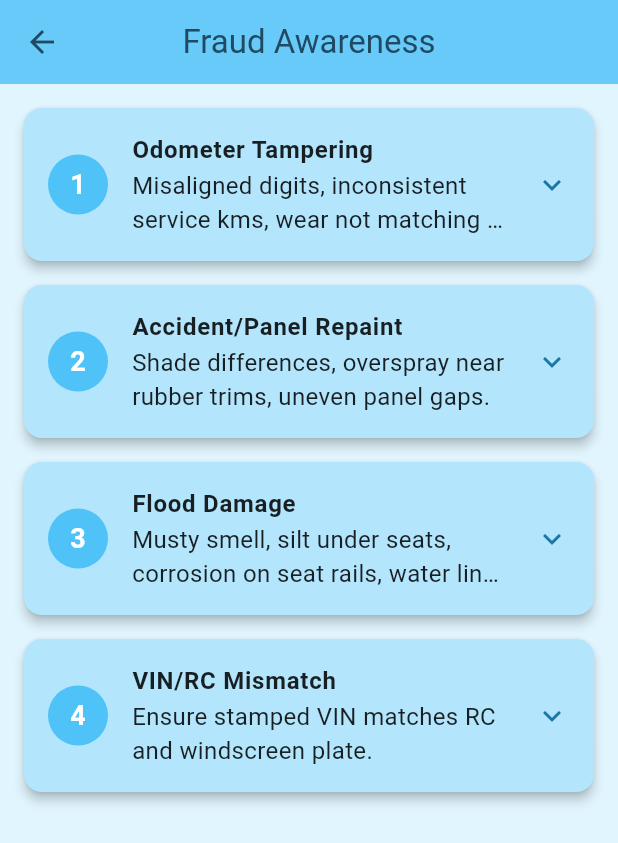
After one commit to Mugil-an/carcheckmate, a Flutter app: the HomeScreen screen opened by its route, after a tap on "Go to Fraud Awareness", on a phone screen of 412 x 824 dp. The commit adds this screen. Shown: the top 843 px of the screen. Run offline on Flutter 3.47's test engine with Material 3 defaults, Android fonts, the phone set to English and light mode, and no system bars; our stand-ins replace firebase_auth, firebase_core, flutter_bloc, get_it; missing offline and left inert: google_mlkit_text_recognition; accounts and stored records are empty; generated files the repository leaves out were written again.

Commit message:
feat : added fraudawareness ui

```diff
--- a/lib/app/app.dart
+++ b/lib/app/app.dart
@@ -9,9 +9,10 @@ class App extends StatelessWidget {
   Widget build(BuildContext context) {
     return MaterialApp(
       title: "Auth App",
-      theme: appTheme, // from theme.dart
+      theme: appTheme,// from theme.dart
       initialRoute: '/login',
       onGenerateRoute: AppRouter.generateRoute,
+      debugShowCheckedModeBanner: false,
     );
   }
 }
--- a/lib/app/router.dart
+++ b/lib/app/router.dart
@@ -4,6 +4,7 @@ import '../presentation/screens/auth/register_screen.dart';
 import '../presentation/screens/auth/email_verification_screen.dart';
 import '../presentation/screens/auth/forgot_password_screen.dart';
 import '../presentation/screens/home/home_screen.dart';
+import '../presentation/screens/fraud_awareness_screen.dart';
 
 class AppRouter {
   static Route<dynamic> generateRoute(RouteSettings settings) {
@@ -18,6 +19,8 @@ class AppRouter {
         return MaterialPageRoute(builder: (_) => ForgotPasswordScreen());
       case '/home':
         return MaterialPageRoute(builder: (_) => HomeScreen());
+      case '/fraud-awareness': // ✅ new route added
+        return MaterialPageRoute(builder: (_) => FraudAwarenessScreen());
       default:
         return MaterialPageRoute(
           builder: (_) => Scaffold(
--- a/lib/main.dart
+++ b/lib/main.dart
@@ -1,6 +1,7 @@
 import 'package:flutter/material.dart';
 import 'package:flutter_bloc/flutter_bloc.dart';
 import 'package:firebase_core/firebase_core.dart';
+import 'package:flutter_google_auth_demo/firebase_options.dart';
 
 import 'app/app.dart';
 import 'injection.dart';
@@ -8,7 +9,7 @@ import 'logic/auth/auth_bloc.dart';
 
 void main() async {
   WidgetsFlutterBinding.ensureInitialized();
-  await Firebase.initializeApp(); // make sure Firebase is set up properly
+  await Firebase.initializeApp(options: DefaultFirebaseOptions.currentPlatform); // make sure Firebase is set up properly
   init(); // setup dependency injection
   runApp(const MyApp());
 }
--- /dev/null
+++ b/lib/presentation/screens/fraud_awareness_screen.dart
@@ -0,0 +1,205 @@
+import 'package:flutter/material.dart';
+
+// --- Data Model for Content ---
+class FraudContent {
+  final String title;
+  final String briefDescription;
+  final String fullDescription;
+  final IconData icon;
+
+  const FraudContent({
+    required this.title,
+    required this.briefDescription,
+    required this.fullDescription,
+    required this.icon,
+  });
+}
+
+// --- Stateful Screen to manage selection ---
+class FraudAwarenessScreen extends StatefulWidget {
+  const FraudAwarenessScreen({super.key});
+
+  @override
+  State<FraudAwarenessScreen> createState() => _FraudAwarenessScreenState();
+}
+
+class _FraudAwarenessScreenState extends State<FraudAwarenessScreen> {
+  // Define the list of all content items
+  final List<FraudContent> contents = const [
+    FraudContent(
+      title: "Odometer Tampering",
+      briefDescription: "Misaligned digits, inconsistent service kms, wear not matching the mileage.",
+      fullDescription: "This refers to the illegal practice of rolling back a vehicle's odometer to display a lower mileage. Look for misaligned digits on older mechanical odometers, inconsistencies between current mileage and service records, and excessive wear on the steering wheel or pedals that doesn't match the low mileage reading.",
+      icon: Icons.shield_outlined,
+    ),
+    FraudContent(
+      title: "Accident/Panel Repaint",
+      briefDescription: "Shade differences, overspray near rubber trims, uneven panel gaps.",
+      fullDescription: "Inspect the vehicle closely for signs of undisclosed accident repair. Indicators include shade differences between body panels, paint overspray visible on rubber trims or plastic parts, and inconsistent or wide gaps between fenders, doors, and hood/trunk. Use a paint thickness gauge if possible.",
+      icon: Icons.shield_outlined,
+    ),
+    FraudContent(
+      title: "Flood Damage",
+      briefDescription: "Musty smell, silt under seats, corrosion on seat rails, water lines in boot.",
+      fullDescription: "Hidden water damage can lead to electrical failure and extensive rust. Check for a persistent musty smell, silt or mud residue in hard-to-clean areas (like under seats or in the trunk), and corrosion on unexposed metal components like seat mounting rails.",
+      icon: Icons.shield_outlined,
+    ),
+    FraudContent(
+      title: "VIN/RC Mismatch",
+      briefDescription: "Ensure stamped VIN matches RC and windscreen plate.",
+      fullDescription: "The Vehicle Identification Number (VIN) must match across all documents and physical stamps. Verify the VIN on the chassis, the windscreen plate, and the Registration Certificate (RC). A mismatch suggests the car may be stolen or illegally modified.",
+      icon: Icons.shield_outlined,
+    ),
+  ];
+
+  // State variable to hold the index of the currently selected/expanded content
+  int? _selectedIndex;
+
+  // Function to handle card tap: toggle the selected index
+  void _selectContent(int index) {
+    setState(() {
+      _selectedIndex = _selectedIndex == index ? null : index;
+    });
+  }
+
+  @override
+  Widget build(BuildContext context) {
+    // --- RESTORING ORIGINAL COLORS ---
+    const Color appBarBgColor = Color.fromARGB(255, 105, 208, 255);
+    final Color? scaffoldBgColor = Colors.lightBlue[50];
+    final Color? cardBgColor = Colors.lightBlue[100];
+    const Color accentColor = Color.fromARGB(255, 27, 117, 165); // Dark Blue Accent
+    const Color darkText = Colors.black87;
+
+    return Scaffold(
+      backgroundColor: scaffoldBgColor,
+      appBar: AppBar(
+        title: const Text("Fraud Awareness"),
+        backgroundColor: appBarBgColor,
+        foregroundColor: const Color.fromARGB(255, 32, 74, 97),
+        elevation: 1,
+      ),
+      body: ListView.builder(
+        padding: const EdgeInsets.symmetric(vertical: 8.0),
+        itemCount: contents.length,
+        itemBuilder: (context, index) {
+          final content = contents[index];
+          return AccordionFraudCard(
+            content: content,
+            index: index, // Pass the index here
+            onTap: _selectContent,
+            isExpanded: index == _selectedIndex,
+            accentColor: accentColor,
+            cardColor: cardBgColor,
+            darkText: darkText,
+          );
+        },
+      ),
+    );
+  }
+}
+
+// --- Reusable Accordion Fraud Card Widget ---
+class AccordionFraudCard extends StatelessWidget {
+  final FraudContent content;
+  final int index; // Now receiving the index
+  final ValueSetter<int> onTap;
+  final bool isExpanded;
+  final Color accentColor;
+  final Color? cardColor;
+  final Color darkText;
+
+  const AccordionFraudCard({
+    super.key,
+    required this.content,
+    required this.index,
+    required this.onTap,
+    required this.isExpanded,
+    required this.accentColor,
+    required this.cardColor,
+    required this.darkText,
+  });
+
+  @override
+  Widget build(BuildContext context) {
+    // A slightly darker light blue for the badge background
+    final Color badgeBgColor = Colors.lightBlue.shade300;
+
+    return Card(
+      margin: const EdgeInsets.symmetric(horizontal: 16, vertical: 8),
+      elevation: 3,
+      color: cardColor,
+      shape: RoundedRectangleBorder(
+        borderRadius: BorderRadius.circular(12),
+        side: isExpanded
+            ? BorderSide(color: accentColor, width: 2.0)
+            : BorderSide.none,
+      ),
+      child: InkWell(
+        onTap: () => onTap(index),
+        child: Column(
+          crossAxisAlignment: CrossAxisAlignment.start,
+          children: [
+            // Top Section (Always Visible)
+            ListTile(
+              leading: Container( // Circular Badge Container
+                width: 40,
+                height: 40,
+                decoration: BoxDecoration(
+                  color: badgeBgColor,
+                  shape: BoxShape.circle,
+                ),
+                child: Center(
+                  // *** CHANGE HERE: Replaced Icon with Text for Number ***
+                  child: Text(
+                    (index + 1).toString(), // Display index + 1 (1, 2, 3, 4)
+                    style: const TextStyle(
+                      color: Colors.white, // White number for contrast
+                      fontWeight: FontWeight.bold,
+                      fontSize: 18,
+                    ),
+                  ),
+                ),
+              ),
+              title: Text(
+                content.title,
+                style: TextStyle(fontWeight: FontWeight.bold, color: darkText),
+              ),
+              subtitle: Text(
+                content.briefDescription,
+                style: TextStyle(color: darkText),
+                maxLines: 2,
+                overflow: TextOverflow.ellipsis,
+              ),
+              trailing: Icon(
+                isExpanded ? Icons.keyboard_arrow_up : Icons.keyboard_arrow_down,
+                color: accentColor,
+              ),
+              contentPadding: const EdgeInsets.only(top: 8, bottom: 8, left: 16, right: 16),
+            ),
+
+            // Expanded Section (Detailed Description)
+            if (isExpanded)
+              Padding(
+                padding: const EdgeInsets.fromLTRB(16, 0, 16, 16),
+                child: Column(
+                  crossAxisAlignment: CrossAxisAlignment.start,
+                  children: [
+                    Divider(color: accentColor.withOpacity(0.5), height: 1),
+                    const SizedBox(height: 10),
+                    Text(
+                      content.fullDescription,
+                      style: TextStyle(
+                        color: darkText,
+                        fontSize: 15,
+                      ),
+                    ),
+                  ],
+                ),
+              ),
+          ],
+        ),
+      ),
+    );
+  }
+}
--- a/lib/presentation/screens/home/home_screen.dart
+++ b/lib/presentation/screens/home/home_screen.dart
@@ -10,24 +10,46 @@ class HomeScreen extends StatelessWidget {
   Widget build(BuildContext context) {
     return Scaffold(
       appBar: AppBar(
-        title: Text("Home"),
+        title: const Text("Home"),
         actions: [
           IconButton(
-            icon: Icon(Icons.logout),
+            icon: const Icon(Icons.logout),
             onPressed: () {
+              // 1. Dispatch the logout event to the AuthBloc
               context.read<AuthBloc>().add(AuthLogout());
-              Navigator.pushReplacementNamed(context, "/login");
+              // 2. Navigate to the login screen and clear the navigation stack
+              Navigator.pushNamedAndRemoveUntil(
+                context,
+                '/login',
+                (Route<dynamic> route) => false,
+              );
             },
           ),
         ],
       ),
       body: Center(
-        child: Text(
-          "Welcome to Home Page 🎉",
-          style: Theme.of(context).textTheme.headlineMedium,
+        child: Column(
+          mainAxisAlignment: MainAxisAlignment.center,
+          children: [
+            const Text(
+              "Welcome to Home Page 🎉",
+              style: TextStyle(fontSize: 24, fontWeight: FontWeight.bold),
+            ),
+            const SizedBox(height: 20),
+            // Button to navigate to the Fraud Awareness page
+            ElevatedButton(
+              onPressed: () {
+                // Navigate to the fraud awareness screen
+                Navigator.pushNamed(context, '/fraud-awareness');
+              },
+              child: const Text(
+                'Go to Fraud Awareness',
+                style: TextStyle(fontSize: 16),
+              ),
+            ),
+          ],
         ),
       ),
     );
   }
-
 }
```
Also changed, not shown: assets/images/logo.jpg (added).
